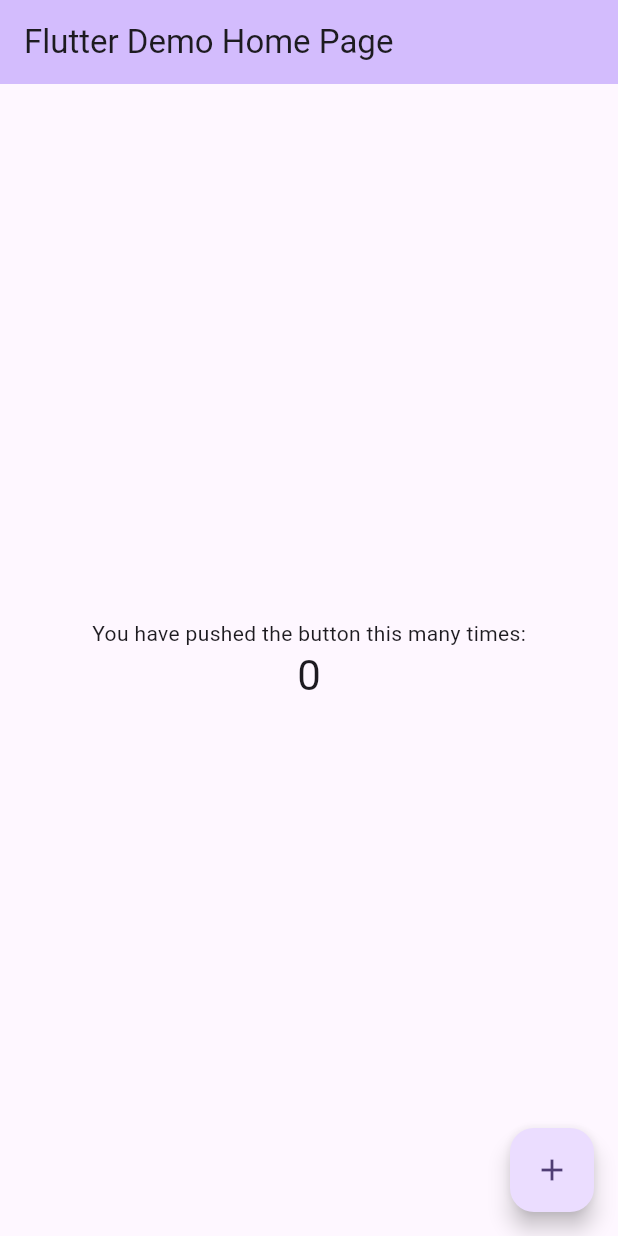
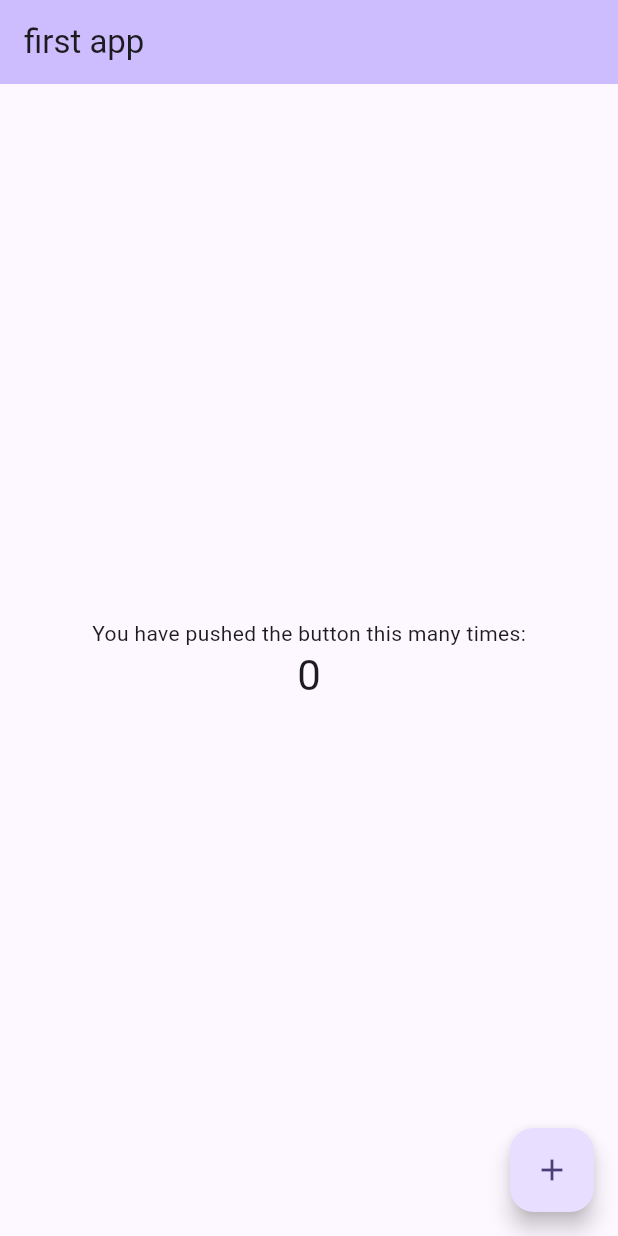
Before and after one commit to LeoSEBGO/first_app, a Flutter app: the screen it shows after launch, on a phone screen of 412 x 824 dp. Run offline on Flutter 3.47's test engine with Material 3 defaults, Android fonts, the phone set to English and light mode, and no system bars.

Commit message:
change app bar name (#1)

```diff
--- a/lib/main.dart
+++ b/lib/main.dart
@@ -28,10 +28,10 @@ class MyApp extends StatelessWidget {
         //
         // This works for code too, not just values: Most code changes can be
         // tested with just a hot reload.
-        colorScheme: ColorScheme.fromSeed(seedColor: Colors.deepPurple),
+        colorScheme: ColorScheme.fromSeed(seedColor: Colors.deepPurpleAccent),
         useMaterial3: true,
       ),
-      home: const MyHomePage(title: 'Flutter Demo Home Page'),
+      home: const MyHomePage(title: 'first app'),
     );
   }
 }
```
